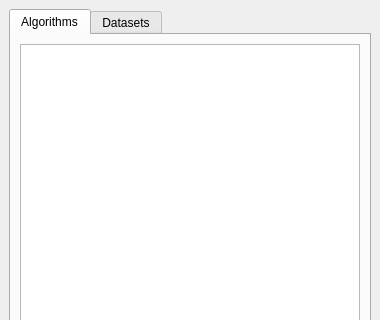
Old version of the form LDMP/gui/WidgetMain.ui in the repository ConservationInternational/trends.earth; both pictures show x 0 to 380 and y 0 to 320 of the 380 by 601 pixel window.
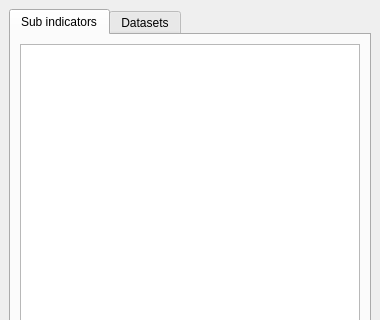
New version of the form. The open tabs and pages were chosen to show the change. Custom widgets are drawn as their Qt base class.

Commit message: renamed algorithms as sub indicators

Diff of the .ui file:
```diff
--- a/LDMP/gui/WidgetMain.ui
+++ b/LDMP/gui/WidgetMain.ui
@@ -22,7 +22,7 @@
       </property>
       <widget class="QWidget" name="tab_algorithms">
        <attribute name="title">
-        <string>Algorithms</string>
+        <string>Sub indicators</string>
        </attribute>
        <layout class="QVBoxLayout" name="verticalLayout_2">
         <item>
```
Left out of the diff: 2 changed lines with no effect on the pictures.
